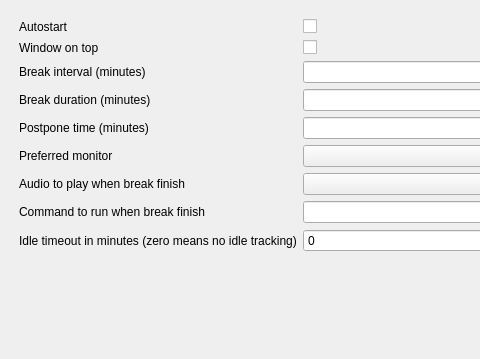
The window that app/settingsdialog.ui (qbreak-app/qbreak) describes before a commit, drawn with Qt 5; both pictures show x 0 to 480 and y 0 to 359 of the 800 by 359 pixel window.
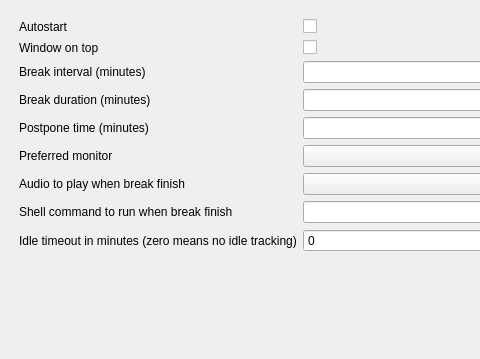
The same window after the commit.

Diff of the .ui file:
```diff
--- a/app/settingsdialog.ui
+++ b/app/settingsdialog.ui
@@ -131,7 +131,7 @@
      <item row="9" column="0">
       <widget class="QLabel" name="label_8">
        <property name="text">
-        <string>Command to run when break finish</string>
+        <string>Shell command to run when break finish</string>
        </property>
       </widget>
      </item>
```
